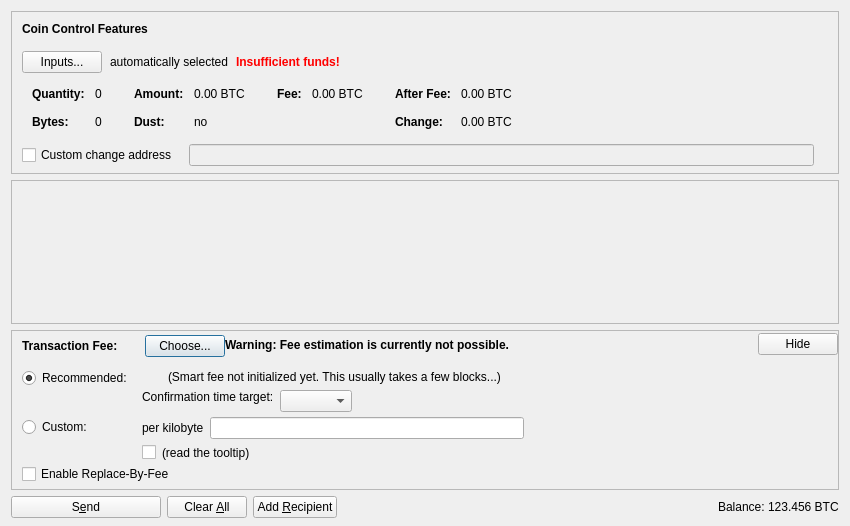
The window that src/qt/forms/sendcoinsdialog.ui (exosiscrypto/exosis) describes before a commit, drawn with Qt 5.
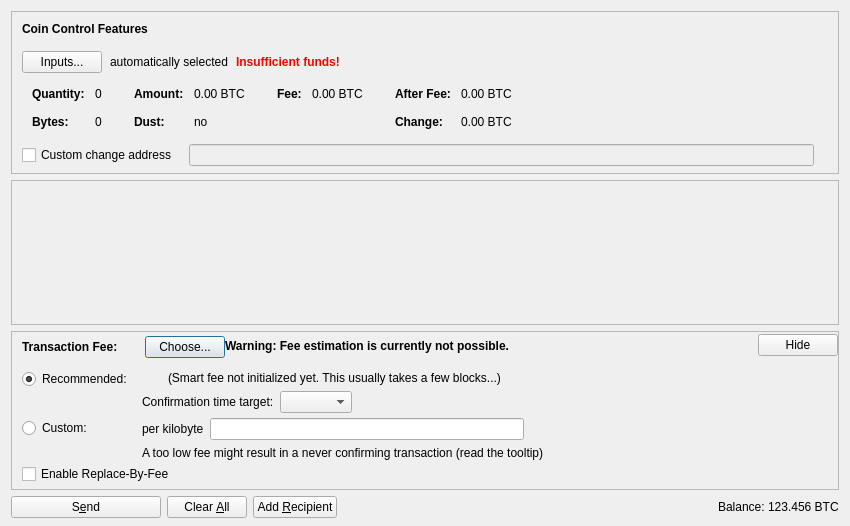
The same window after the commit. Icons and pictures are not drawn. Custom widgets are drawn as their Qt base class.

Diff of the .ui file:
```diff
--- a/src/qt/forms/sendcoinsdialog.ui
+++ b/src/qt/forms/sendcoinsdialog.ui
@@ -878,17 +878,7 @@
                <item>
                 <layout class="QHBoxLayout" name="horizontalLayoutFee8">
                  <item>
-                  <widget class="QCheckBox" name="checkBoxMinimumFee">
-                   <property name="toolTip">
-                    <string>Paying only the minimum fee is just fine as long as there is less transaction volume than space in the blocks. But be aware that this can end up in a never confirming transaction once there is more demand for Exosis transactions than the network can process.</string>
-                   </property>
-                   <property name="text">
-                    <string/>
-                   </property>
-                  </widget>
-                 </item>
-                 <item>
-                  <widget class="QLabel" name="labelMinFeeWarning">
+                  <widget class="QLabel" name="labelCustomFeeWarning">
                    <property name="enabled">
                     <bool>true</bool>
                    </property>
@@ -896,10 +886,7 @@
                     <string>Paying only the minimum fee is just fine as long as there is less transaction volume than space in the blocks. But be aware that this can end up in a never confirming transaction once there is more demand for Exosis transactions than the network can process.</string>
                    </property>
                    <property name="text">
-                    <string>(read the tooltip)</string>
-                   </property>
-                   <property name="margin">
-                    <number>5</number>
+                    <string>A too low fee might result in a never confirming transaction (read the tooltip)</string>
                    </property>
                   </widget>
                  </item>
@@ -992,9 +979,6 @@
                    <property name="text">
                     <string/>
                    </property>
-                   <property name="margin">
-                    <number>2</number>
-                   </property>
                   </widget>
                  </item>
                  <item>
@@ -1009,9 +993,6 @@
                    <property name="text">
                     <string>(Smart fee not initialized yet. This usually takes a few blocks...)</string>
                    </property>
-                   <property name="margin">
-                    <number>2</number>
-                   </property>
                   </widget>
                  </item>
                  <item>
@@ -1038,24 +1019,8 @@
                      <property name="text">
                       <string>Confirmation time target:</string>
                      </property>
-                     <property name="margin">
-                      <number>2</number>
-                     </property>
                     </widget>
                    </item>
-                   <item>
-                    <spacer name="verticalSpacer_3">
-                     <property name="orientation">
-                      <enum>Qt::Vertical</enum>
-                     </property>
-                     <property name="sizeHint" stdset="0">
-                      <size>
-                       <width>1</width>
-                       <height>1</height>
-                      </size>
-                     </property>
-                    </spacer>
-                   </item>
                   </layout>
                  </item>
                  <item>
```
Left out of the diff: 2 changed lines with no effect on the pictures.
